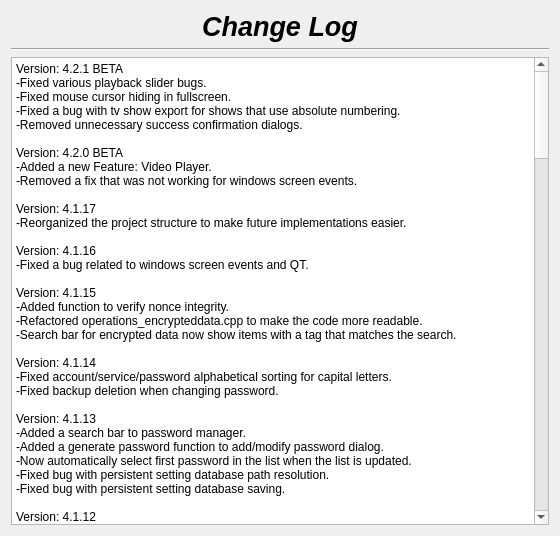
This is changelog.ui in therealMaPMaKeR/MMDiary as Qt 5 draws it before an edit. The edited form follows.
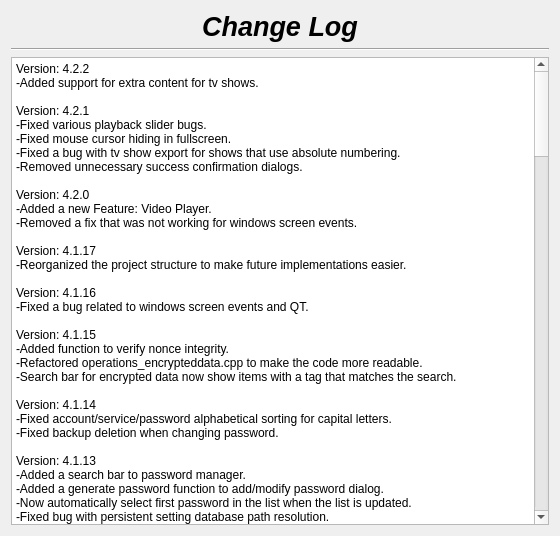
This is the edited form.

What changed in the file:
```diff
--- a/changelog.ui
+++ b/changelog.ui
@@ -55,8 +55,8 @@
 li.unchecked::marker { content: &quot;\2610&quot;; }
 li.checked::marker { content: &quot;\2612&quot;; }
 &lt;/style&gt;&lt;/head&gt;&lt;body style=&quot; font-family:'Segoe UI'; font-size:9pt; font-weight:400; font-style:normal;&quot;&gt;
-&lt;p style=&quot; margin-top:0px; margin-bottom:0px; margin-left:0px; margin-right:0px; -qt-block-indent:0; text-indent:0px;&quot;&gt;Version: 4.2.1 BETA&lt;br /&gt;-Fixed various playback slider bugs.&lt;br /&gt;-Fixed mouse cursor hiding in fullscreen.&lt;br /&gt;-Fixed a bug with tv show export for shows that use absolute numbering.&lt;/p&gt;
-&lt;p style=&quot; margin-top:0px; margin-bottom:0px; margin-left:0px; margin-right:0px; -qt-block-indent:0; text-indent:0px;&quot;&gt;-Removed unnecessary success confirmation dialogs.&lt;br /&gt;&lt;br /&gt;Version: 4.2.0 BETA&lt;br /&gt;-Added a new Feature: Video Player.&lt;/p&gt;
+&lt;p style=&quot; margin-top:0px; margin-bottom:0px; margin-left:0px; margin-right:0px; -qt-block-indent:0; text-indent:0px;&quot;&gt;Version: 4.2.2&lt;br /&gt;-Added support for extra content for tv shows.&lt;br /&gt;&lt;br /&gt;Version: 4.2.1&lt;br /&gt;-Fixed various playback slider bugs.&lt;br /&gt;-Fixed mouse cursor hiding in fullscreen.&lt;br /&gt;-Fixed a bug with tv show export for shows that use absolute numbering.&lt;/p&gt;
+&lt;p style=&quot; margin-top:0px; margin-bottom:0px; margin-left:0px; margin-right:0px; -qt-block-indent:0; text-indent:0px;&quot;&gt;-Removed unnecessary success confirmation dialogs.&lt;br /&gt;&lt;br /&gt;Version: 4.2.0&lt;br /&gt;-Added a new Feature: Video Player.&lt;/p&gt;
 &lt;p style=&quot; margin-top:0px; margin-bottom:0px; margin-left:0px; margin-right:0px; -qt-block-indent:0; text-indent:0px;&quot;&gt;-Removed a fix that was not working for windows screen events.&lt;/p&gt;
 &lt;p style=&quot;-qt-paragraph-type:empty; margin-top:0px; margin-bottom:0px; margin-left:0px; margin-right:0px; -qt-block-indent:0; text-indent:0px;&quot;&gt;&lt;br /&gt;&lt;/p&gt;
 &lt;p style=&quot; margin-top:0px; margin-bottom:0px; margin-left:0px; margin-right:0px; -qt-block-indent:0; text-indent:0px;&quot;&gt;Version: 4.1.17&lt;br /&gt;-Reorganized the project structure to make future implementations easier.&lt;br /&gt;&lt;br /&gt;Version: 4.1.16&lt;br /&gt;-Fixed a bug related to windows screen events and QT.&lt;/p&gt;
```
